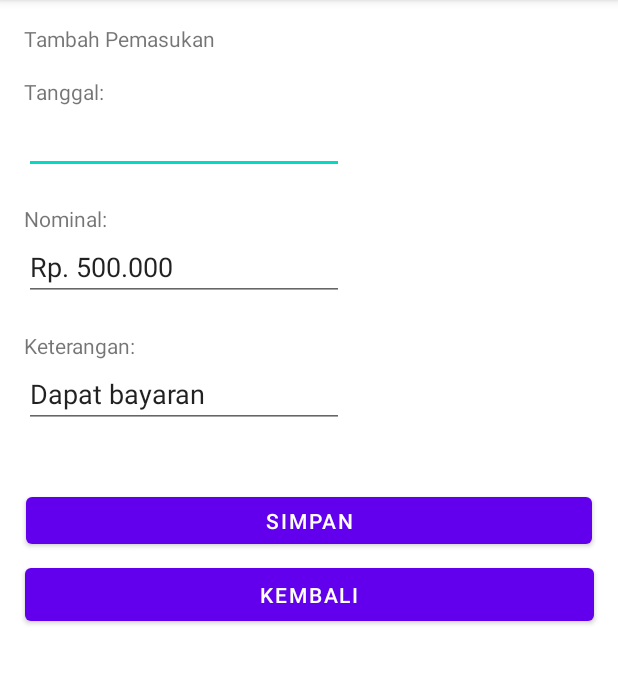
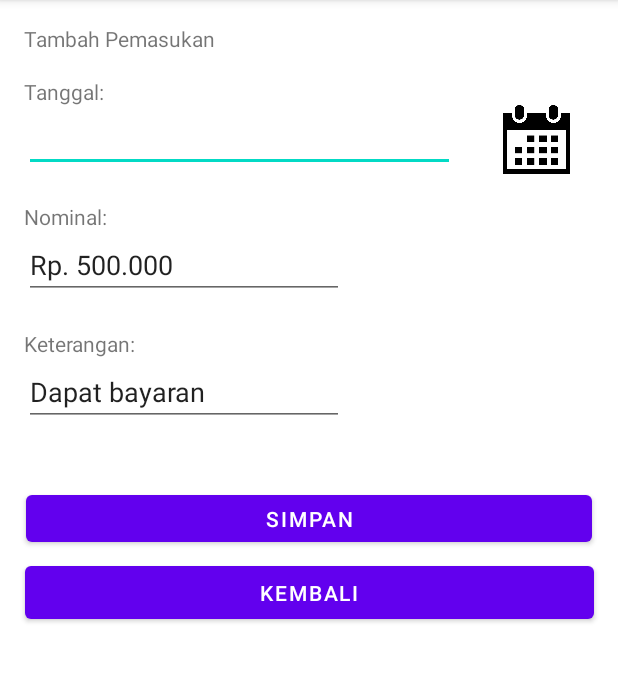
Before and after one commit to ahmadmusyadada/BukuKasNusantara, an Android app: the PemasukanActivity screen opened directly, with no data from a screen before it, on a phone screen of 412 x 824 dp, the part 84-768 px from its top. Run offline under Robolectric (Android 15) with nearby library versions, the phone set to English and light mode, and no system bars.

Commit message:
Change picture + update pemasukan

```diff
--- a/app/src/main/java/com/example/bukukasnusantara/PemasukanActivity.java
+++ b/app/src/main/java/com/example/bukukasnusantara/PemasukanActivity.java
@@ -2,13 +2,58 @@ package com.example.bukukasnusantara;
 
 import androidx.appcompat.app.AppCompatActivity;
 
+import android.app.DatePickerDialog;
 import android.os.Bundle;
+import android.view.View;
+import android.widget.Button;
+import android.widget.CalendarView;
+import android.widget.DatePicker;
+import android.widget.EditText;
+import android.widget.ImageView;
 
-public class PemasukanActivity extends AppCompatActivity {
+import java.util.Calendar;
 
+public class PemasukanActivity extends AppCompatActivity implements DatePickerDialog.OnDateSetListener {
+    EditText tanggal, nominal, keterangan;
+    ImageView tanggalButton;
+    Button simpan, kembali;
     @Override
     protected void onCreate(Bundle savedInstanceState) {
         super.onCreate(savedInstanceState);
         setContentView(R.layout.activity_pemasukan);
+        tanggal = findViewById(R.id.et_date);
+        nominal = findViewById(R.id.et_nominal);
+        keterangan = findViewById(R.id.et_keterangan);
+        tanggalButton = findViewById(R.id.iv_date);
+        simpan = findViewById(R.id.btn_simpan);
+        kembali = findViewById(R.id.btn_kembali);
+
+        tanggalButton.setOnClickListener(new View.OnClickListener() {
+            @Override
+            public void onClick(View view) {
+                showDatePickerDialog();
+            }
+        });
+
+        tanggal.setOnClickListener(new View.OnClickListener() {
+            @Override
+            public void onClick(View view) {
+                showDatePickerDialog();
+            }
+        });
+    }
+
+    private void showDatePickerDialog(){
+        DatePickerDialog datePickerDialog = new DatePickerDialog(this, this,
+                Calendar.getInstance().get(Calendar.YEAR),
+                Calendar.getInstance().get(Calendar.MONTH),
+                Calendar.getInstance().get(Calendar.DAY_OF_MONTH));
+        datePickerDialog.show();
+    }
+
+    @Override
+    public void onDateSet(DatePicker view, int year, int month, int dayOfMonth){
+        String date = dayOfMonth + "/" + month + "/" + year;
+        tanggal.setText(date);
     }
 }
--- a/app/src/main/res/layout/activity_login.xml
+++ b/app/src/main/res/layout/activity_login.xml
@@ -15,7 +15,7 @@
         app:layout_constraintHorizontal_bias="0.495"
         app:layout_constraintStart_toStartOf="parent"
         app:layout_constraintTop_toTopOf="parent"
-        app:srcCompat="@drawable/seekpng_com_book_logo_png_2886384___copy" />
+        app:srcCompat="@drawable/seekpng_com_book_logo_png_2886384__blue_" />
 
     <EditText
         android:id="@+id/etUsername"
@@ -23,8 +23,8 @@
         android:layout_height="wrap_content"
         android:layout_marginTop="160dp"
         android:ems="10"
+        android:hint="Username"
         android:inputType="textPersonName"
-        android:text="Username"
         app:layout_constraintEnd_toEndOf="parent"
         app:layout_constraintHorizontal_bias="0.497"
         app:layout_constraintStart_toStartOf="parent"
--- a/app/src/main/res/layout/activity_pemasukan.xml
+++ b/app/src/main/res/layout/activity_pemasukan.xml
@@ -27,9 +27,9 @@
         app:layout_constraintTop_toBottomOf="@+id/textView8" />
 
     <EditText
-        android:id="@+id/editTextDate"
-        android:layout_width="wrap_content"
-        android:layout_height="wrap_content"
+        android:id="@+id/et_date"
+        android:layout_width="287dp"
+        android:layout_height="44dp"
         android:layout_marginStart="16dp"
         android:ems="10"
         android:inputType="date"
@@ -44,10 +44,10 @@
         android:layout_marginTop="20dp"
         android:text="Nominal:"
         app:layout_constraintStart_toStartOf="parent"
-        app:layout_constraintTop_toBottomOf="@+id/editTextDate" />
+        app:layout_constraintTop_toBottomOf="@+id/et_date" />
 
     <EditText
-        android:id="@+id/editTextTextPersonName2"
+        android:id="@+id/et_nominal"
         android:layout_width="wrap_content"
         android:layout_height="wrap_content"
         android:layout_marginStart="16dp"
@@ -65,10 +65,10 @@
         android:layout_marginTop="20dp"
         android:text="Keterangan:"
         app:layout_constraintStart_toStartOf="parent"
-        app:layout_constraintTop_toBottomOf="@+id/editTextTextPersonName2" />
+        app:layout_constraintTop_toBottomOf="@+id/et_nominal" />
 
     <EditText
-        android:id="@+id/editTextTextPersonName3"
+        android:id="@+id/et_keterangan"
         android:layout_width="wrap_content"
         android:layout_height="wrap_content"
         android:layout_marginStart="16dp"
@@ -79,7 +79,7 @@
         app:layout_constraintTop_toBottomOf="@+id/textView11" />
 
     <Button
-        android:id="@+id/button2"
+        android:id="@+id/btn_simpan"
         android:layout_width="377dp"
         android:layout_height="43dp"
         android:layout_marginTop="40dp"
@@ -87,15 +87,25 @@
         app:layout_constraintEnd_toEndOf="parent"
         app:layout_constraintHorizontal_bias="0.498"
         app:layout_constraintStart_toStartOf="parent"
-        app:layout_constraintTop_toBottomOf="@+id/editTextTextPersonName3" />
+        app:layout_constraintTop_toBottomOf="@+id/et_keterangan" />
 
     <Button
-        android:id="@+id/button3"
+        android:id="@+id/btn_kembali"
         android:layout_width="379dp"
         android:layout_height="47dp"
         android:layout_marginTop="4dp"
         android:text="Kembali"
         app:layout_constraintEnd_toEndOf="parent"
         app:layout_constraintStart_toStartOf="parent"
-        app:layout_constraintTop_toBottomOf="@+id/button2" />
+        app:layout_constraintTop_toBottomOf="@+id/btn_simpan" />
+
+    <ImageView
+        android:id="@+id/iv_date"
+        android:layout_width="51dp"
+        android:layout_height="46dp"
+        app:layout_constraintBottom_toBottomOf="@+id/et_date"
+        app:layout_constraintEnd_toEndOf="parent"
+        app:layout_constraintStart_toEndOf="@+id/et_date"
+        app:layout_constraintTop_toTopOf="@+id/et_date"
+        app:srcCompat="@drawable/pikpng_com_calendar_icon_png_537316" />
 </androidx.constraintlayout.widget.ConstraintLayout>
```
Also changed, not shown: app/src/main/java/com/example/bukukasnusantara/MainActivity.java (+40 -0 lines), app/src/main/res/layout/activity_main.xml (+22 -20 lines), app/src/main/res/drawable-200dpi/details_icon_1397.png (renamed from app/src/main/res/drawable-anydpi/details_icon_1397.png), app/src/main/res/drawable-200dpi/expenditure_expenses_finance_icon_with_png_and_vector_format_758132.png (renamed from app/src/main/res/drawable-anydpi/expenditure_expenses_finance_icon_with_png_and_vector_format_758132.png), app/src/main/res/drawable-200dpi/kisspng_profit_income_earnings_finance_earn_money_icon_5b498a57a64ee0_9082037015315461996812__black_.png (added), app/src/main/res/drawable-200dpi/options_icon_26877.png (renamed from app/src/main/res/drawable-anydpi/options_icon_26877.png), app/src/main/res/drawable-200dpi/pikpng_com_calendar_icon_png_537316.png (added), app/src/main/res/drawable-200dpi/seekpng_com_book_logo_png_2886384.png (renamed from app/src/main/res/drawable-anydpi/seekpng_com_book_logo_png_2886384___copy.png), app/src/main/res/drawable-200dpi/seekpng_com_book_logo_png_2886384__blue_.png (added), app/src/main/res/drawable-anydpi/kisspng_profit_income_earnings_finance_earn_money_icon_5b498a57a64ee0_9082037015315461996812.png (deleted).
